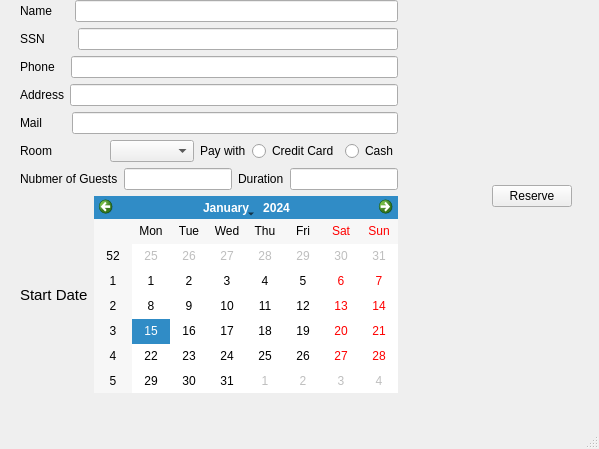
Qt form reserveroom.ui (hishamyakan/Hotel-Mangement-System) before a commit.
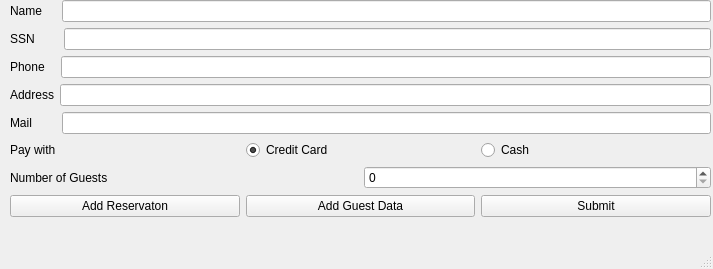
The same form after that commit.

```diff
--- a/reserveroom.ui
+++ b/reserveroom.ui
@@ -6,34 +6,30 @@
    <rect>
     <x>0</x>
     <y>0</y>
-    <width>599</width>
-    <height>449</height>
+    <width>713</width>
+    <height>269</height>
    </rect>
   </property>
   <property name="windowTitle">
    <string>MainWindow</string>
   </property>
   <widget class="QWidget" name="centralwidget">
-   <widget class="QWidget" name="">
+   <widget class="QWidget" name="layoutWidget">
     <property name="geometry">
      <rect>
-      <x>20</x>
+      <x>10</x>
       <y>0</y>
-      <width>552</width>
-      <height>393</height>
+      <width>701</width>
+      <height>220</height>
      </rect>
     </property>
-    <layout class="QHBoxLayout" name="horizontalLayout_14">
-     <item>
-      <layout class="QVBoxLayout" name="verticalLayout_3">
-       <item>
-        <layout class="QVBoxLayout" name="verticalLayout">
-         <item>
-          <layout class="QHBoxLayout" name="horizontalLayout">
+    <layout class="QGridLayout" name="gridLayout">
+     <item row="0" column="0">
+      <layout class="QHBoxLayout" name="horizontalLayout_8">
            <item>
             <widget class="QLabel" name="label">
              <property name="text">
-              <string>Name     </string>
+          <string>Name    </string>
              </property>
             </widget>
            </item>
@@ -42,22 +38,8 @@
            </item>
           </layout>
          </item>
-         <item>
-          <layout class="QHBoxLayout" name="horizontalLayout_7">
-           <item>
-            <widget class="QLabel" name="SSN">
-             <property name="text">
-              <string>SSN        </string>
-             </property>
-            </widget>
-           </item>
-           <item>
-            <widget class="QLineEdit" name="lineEdit_SSN"/>
-           </item>
-          </layout>
-         </item>
-         <item>
-          <layout class="QHBoxLayout" name="horizontalLayout_3">
+     <item row="2" column="0">
+      <layout class="QHBoxLayout" name="horizontalLayout_6">
            <item>
             <widget class="QLabel" name="Phone">
              <property name="text">
@@ -70,56 +52,33 @@
            </item>
           </layout>
          </item>
+     <item row="7" column="0">
+      <layout class="QHBoxLayout" name="horizontalLayout">
          <item>
-          <layout class="QHBoxLayout" name="horizontalLayout_5">
-           <item>
-            <widget class="QLabel" name="Address">
+        <widget class="QPushButton" name="AddReservation">
              <property name="text">
-              <string>Address</string>
+          <string>Add Reservaton</string>
              </property>
             </widget>
            </item>
            <item>
-            <widget class="QLineEdit" name="lineEdit_Address"/>
-           </item>
-          </layout>
-         </item>
-         <item>
-          <layout class="QHBoxLayout" name="horizontalLayout_2">
-           <item>
-            <widget class="QLabel" name="Mail">
+        <widget class="QPushButton" name="addGuestData">
              <property name="text">
-              <string>Mail       </string>
+          <string>Add Guest Data</string>
              </property>
             </widget>
            </item>
            <item>
-            <widget class="QLineEdit" name="lineEdit_Mail"/>
-           </item>
-          </layout>
-         </item>
-        </layout>
-       </item>
-       <item>
-        <layout class="QVBoxLayout" name="verticalLayout_2">
-         <item>
-          <layout class="QHBoxLayout" name="horizontalLayout_8">
-           <item>
-            <layout class="QHBoxLayout" name="horizontalLayout_4">
-             <item>
-              <widget class="QLabel" name="label_2">
+        <widget class="QPushButton" name="Submit">
                <property name="text">
-                <string>Room</string>
+          <string>Submit</string>
                </property>
               </widget>
              </item>
-             <item>
-              <widget class="QComboBox" name="roomType"/>
-             </item>
-            </layout>
-           </item>
-           <item>
-            <layout class="QHBoxLayout" name="horizontalLayout_6">
+      </layout>
+     </item>
+     <item row="5" column="0">
+      <layout class="QHBoxLayout" name="horizontalLayout_3">
              <item>
               <widget class="QLabel" name="Pay">
                <property name="text">
@@ -132,6 +91,9 @@
                <property name="text">
                 <string>Credit Card</string>
                </property>
+         <property name="checked">
+          <bool>true</bool>
+         </property>
               </widget>
              </item>
              <item>
@@ -143,85 +105,60 @@
              </item>
             </layout>
            </item>
-          </layout>
-         </item>
+     <item row="4" column="0">
+      <layout class="QHBoxLayout" name="horizontalLayout_4">
          <item>
-          <layout class="QHBoxLayout" name="horizontalLayout_13">
-           <item>
-            <layout class="QHBoxLayout" name="horizontalLayout_9">
-             <item>
-              <widget class="QLabel" name="label_3">
+        <widget class="QLabel" name="Mail">
                <property name="text">
-                <string>Nubmer of Guests</string>
+          <string>Mail       </string>
                </property>
               </widget>
              </item>
              <item>
-              <widget class="QLineEdit" name="lineEdit"/>
+        <widget class="QLineEdit" name="lineEdit_Mail"/>
              </item>
             </layout>
            </item>
+     <item row="1" column="0">
+      <layout class="QHBoxLayout" name="horizontalLayout_7">
            <item>
-            <layout class="QHBoxLayout" name="horizontalLayout_11">
-             <item>
-              <widget class="QLabel" name="label_5">
+        <widget class="QLabel" name="SSN">
                <property name="text">
-                <string>Duration</string>
+          <string>SSN       </string>
                </property>
               </widget>
              </item>
              <item>
-              <widget class="QLineEdit" name="lineEdit_2"/>
+        <widget class="QLineEdit" name="lineEdit_SSN"/>
              </item>
             </layout>
            </item>
-          </layout>
-         </item>
+     <item row="3" column="0">
+      <layout class="QHBoxLayout" name="horizontalLayout_5">
          <item>
-          <layout class="QHBoxLayout" name="horizontalLayout_10">
-           <item>
-            <widget class="QLabel" name="label_4">
-             <property name="font">
-              <font>
-               <pointsize>11</pointsize>
-              </font>
-             </property>
+        <widget class="QLabel" name="Address">
              <property name="text">
-              <string>Start Date</string>
+          <string>Address</string>
              </property>
             </widget>
            </item>
            <item>
-            <widget class="QCalendarWidget" name="calendarWidget"/>
+        <widget class="QLineEdit" name="lineEdit_Address"/>
            </item>
           </layout>
          </item>
-        </layout>
-       </item>
-      </layout>
-     </item>
+     <item row="6" column="0">
+      <layout class="QHBoxLayout" name="horizontalLayout_2">
      <item>
-      <layout class="QHBoxLayout" name="horizontalLayout_12">
-       <item>
-        <spacer name="horizontalSpacer">
-         <property name="orientation">
-          <enum>Qt::Horizontal</enum>
-         </property>
-         <property name="sizeHint" stdset="0">
-          <size>
-           <width>40</width>
-           <height>20</height>
-          </size>
-         </property>
-        </spacer>
-       </item>
-       <item>
-        <widget class="QPushButton" name="button_Reserve">
+        <widget class="QLabel" name="Mail_2">
          <property name="text">
-          <string>Reserve</string>
+          <string>Number of Guests</string>
          </property>
         </widget>
        </item>
+       <item>
+        <widget class="QSpinBox" name="nGuests"/>
+       </item>
       </layout>
      </item>
     </layout>
```
Left out of the diff: 2 changed lines with no effect on the pictures. Lines whose indentation alone changed are shown as unchanged.
